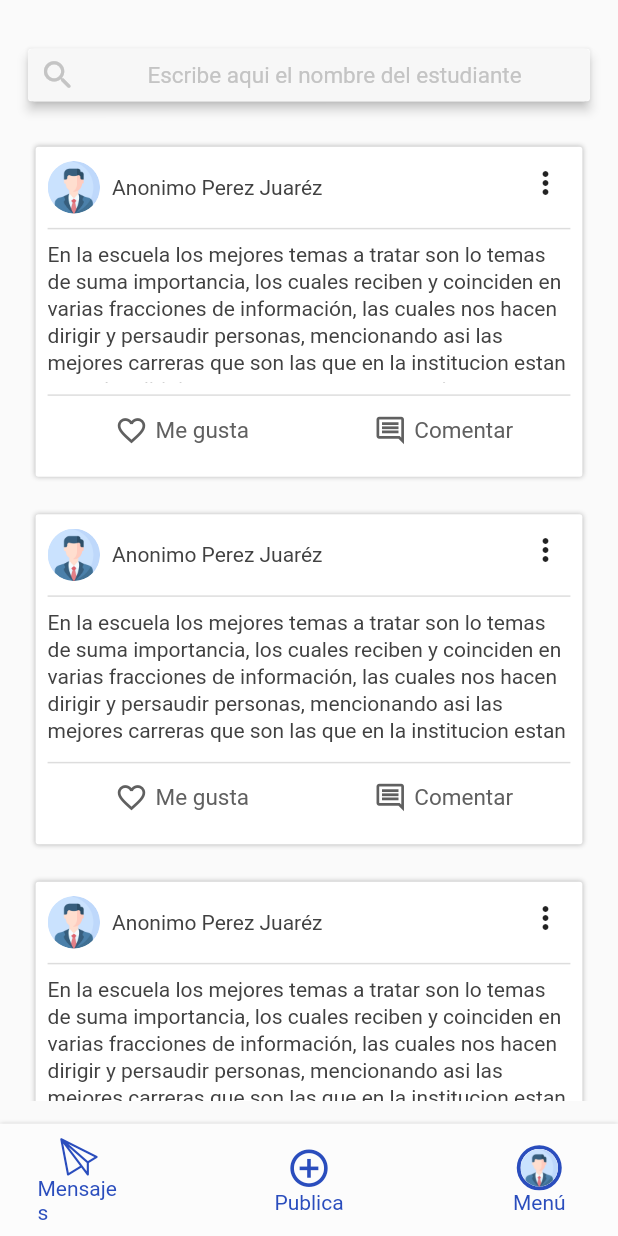
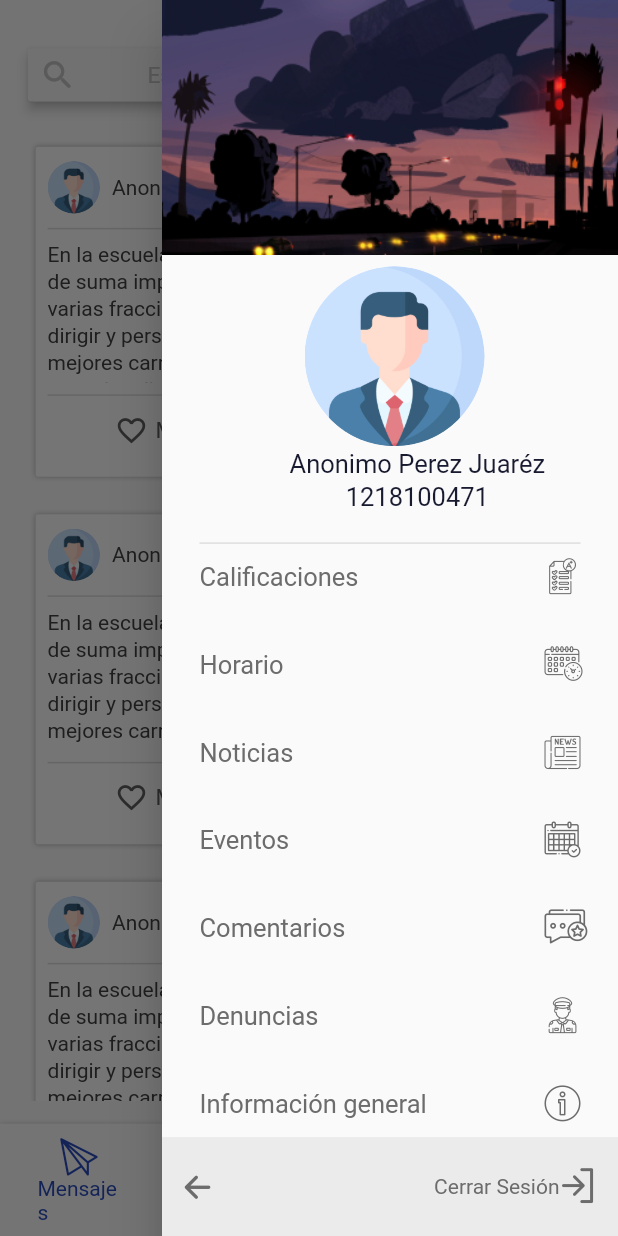
Before and after one commit to Gerbo67/siga_app, a Flutter app: the Home widget shown alone on an empty page, opened directly, with the side drawer open (before the commit the screen has no drawer), on a phone screen of 412 x 824 dp. Run offline on Flutter 3.47's test engine with Material 2 defaults, Android fonts, the phone set to English and light mode, and no system bars.

Commit message:
Finalizacion v2.2 beta (DrawerNavigation)

```diff
--- a/lib/main.dart
+++ b/lib/main.dart
@@ -20,7 +20,7 @@ class LoginClass extends StatelessWidget {
   @override
   Widget build(BuildContext context) {
     return MaterialApp(
-        home: Login()
+        home: Menu()
     );
   }
 }
--- /dev/null
+++ b/lib/screens/home/HomeDraw.dart
@@ -0,0 +1,210 @@
+import 'package:flutter/cupertino.dart';
+import 'package:flutter/material.dart';
+import 'package:siga_app/properties/MyColors.dart';
+import 'package:siga_app/properties/MyIcons.dart';
+
+Widget HomeDrawer() {
+  return Drawer(
+    child: Column(
+      children: [
+        Expanded(
+            flex: 11,
+            child: Container(
+              child: Stack(
+                children: [
+                  Container(
+                      height: 170,
+                      decoration: BoxDecoration(
+                          image: DecorationImage(
+                        image: AssetImage("assets/images/banner.png"),
+                        fit: BoxFit.cover,
+                      ))),
+                  Positioned(
+                    child: ClipRRect(
+                      borderRadius: BorderRadius.circular(1000),
+                      child: Image(
+                        image: AssetImage('assets/images/Perfil.jpg'),
+                        width: 120,
+                        height: 120,
+                      ),
+                    ),
+                    bottom: 65,
+                    left: 95,
+                  ),
+                  Positioned(
+                    child: Text(
+                      "Anonimo Perez Juaréz\n1218100471",
+                      textAlign: TextAlign.center,
+                      style: TextStyle(
+                          fontSize: 17,
+                          color: PrimaryLetras,
+                          fontWeight: FontWeight.w400,
+                          height: 1.3),
+                    ),
+                    bottom: 20,
+                    left: 85,
+                  ),
+                  Container(
+                    margin: EdgeInsets.only(left: 25, right: 25),
+                    decoration: BoxDecoration(
+                        border: Border(bottom: BorderSide(color: LineColor))),
+                  )
+                ],
+              ),
+            )),
+        Expanded(
+          flex: 12,
+          child: Center(
+            child: Container(
+              margin: EdgeInsets.fromLTRB(25, 10, 25, 10),
+              child: Column(
+                mainAxisAlignment: MainAxisAlignment.spaceBetween,
+                children: <Widget>[
+                  Container(
+                    child: Row(
+                      children: [
+                        Text(
+                          "Calificaciones",
+                          style: TextStyle(fontSize: 17, color: BlackIcon),
+                        ),
+                        Icon(
+                          IconDesing.cali_icon,
+                          color: BlackIcon,
+                        )
+                      ],
+                      mainAxisAlignment: MainAxisAlignment.spaceBetween,
+                    ),
+                  ),
+                  Container(
+                    child: Row(
+                      children: [
+                        Text(
+                          "Horario",
+                          style: TextStyle(fontSize: 17, color: BlackIcon),
+                        ),
+                        Icon(
+                          IconDesing.calen_icon,
+                          color: BlackIcon,
+                        )
+                      ],
+                      mainAxisAlignment: MainAxisAlignment.spaceBetween,
+                    ),
+                  ),
+                  Container(
+                    child: Row(
+                      children: [
+                        Text(
+                          "Noticias",
+                          style: TextStyle(fontSize: 17, color: BlackIcon),
+                        ),
+                        Icon(
+                          IconDesing.noticias_icon,
+                          color: BlackIcon,
+                        )
+                      ],
+                      mainAxisAlignment: MainAxisAlignment.spaceBetween,
+                    ),
+                  ),
+                  Container(
+                    child: Row(
+                      children: [
+                        Text(
+                          "Eventos",
+                          style: TextStyle(fontSize: 17, color: BlackIcon),
+                        ),
+                        Icon(
+                          IconDesing.eventos_icon,
+                          color: BlackIcon,
+                        )
+                      ],
+                      mainAxisAlignment: MainAxisAlignment.spaceBetween,
+                    ),
+                  ),
+                  Container(
+                    child: Row(
+                      children: [
+                        Text(
+                          "Comentarios",
+                          style: TextStyle(fontSize: 17, color: BlackIcon),
+                        ),
+                        Icon(
+                          IconDesing.comenta_icon,
+                          color: BlackIcon,
+                        )
+                      ],
+                      mainAxisAlignment: MainAxisAlignment.spaceBetween,
+                    ),
+                  ),
+                  Container(
+                    child: Row(
+                      children: [
+                        Text(
+                          "Denuncias",
+                          style: TextStyle(fontSize: 17, color: BlackIcon),
+                        ),
+                        Icon(
+                          IconDesing.denuncia_icon,
+                          color: BlackIcon,
+                        )
+                      ],
+                      mainAxisAlignment: MainAxisAlignment.spaceBetween,
+                    ),
+                  ),
+                  Container(
+                    child: Row(
+                      children: [
+                        Text(
+                          "Información general",
+                          style: TextStyle(fontSize: 17, color: BlackIcon),
+                        ),
+                        Icon(
+                          IconDesing.informacion,
+                          color: BlackIcon,
+                        )
+                      ],
+                      mainAxisAlignment: MainAxisAlignment.spaceBetween,
+                    ),
+                  ),
+                ],
+              ),
+            ),
+          ),
+        ),
+        Expanded(
+            flex: 2,
+            child: Container(
+              color: BackDraw,
+              child: Column(
+                mainAxisAlignment: MainAxisAlignment.center,
+                children: [
+                  Container(
+                    margin: EdgeInsets.fromLTRB(15, 0, 15, 0),
+                    child: Row(
+                      mainAxisAlignment: MainAxisAlignment.spaceBetween,
+                      children: [
+                        GestureDetector(
+                          child: Icon(IconDesing.salida,
+                              color: BlackIcon, size: 16),
+                          onTap: () {
+                           // _scaffoldkey.currentState.openDrawer();
+                          },
+                        ),
+                        Container(
+                          child: Row(
+                            children: [
+                              Text("Cerrar Sesión",
+                                  style: TextStyle(color: BlackIcon)),
+                              Icon(IconDesing.cerrar_icon, color: BlackIcon)
+                            ],
+                          ),
+                        )
+                      ],
+                    ),
+                  )
+                ],
+              ),
+            )),
+      ],
+    ),
+  );
+}
--- a/lib/screens/home/home.dart
+++ b/lib/screens/home/home.dart
@@ -5,10 +5,12 @@ import 'package:siga_app/properties/MyColors.dart';
 
 import 'BottomNavigationBar.dart';
 import 'CardPublicacion.dart';
+import 'HomeDraw.dart';
 
 Widget Home() {
   return Scaffold(
       resizeToAvoidBottomPadding: false,
+      endDrawer: HomeDrawer(),
       body: Builder(builder: (context) {
         return Column(
           children: [
--- a/lib/screens/login/Login.dart
+++ b/lib/screens/login/Login.dart
@@ -3,6 +3,7 @@ import 'package:flutter/services.dart';
 import 'package:siga_app/properties/MyColors.dart';
 import 'package:siga_app/properties/MyIcons.dart';
 import 'package:siga_app/screens/home/home.dart';
+import '../../main.dart';
 import 'Background.dart';
 import 'Dialog.dart';
 
@@ -132,7 +133,7 @@ Widget Login() {
                                             // Si creedenciales son validas ingresa a home
                                             Navigator.push(
                                                 context,
-                                                MaterialPageRoute(builder: (context) => Home()));
+                                                MaterialPageRoute(builder: (context) => Menu()));
                                           }
                                         },
                                         child: Ink(
```
